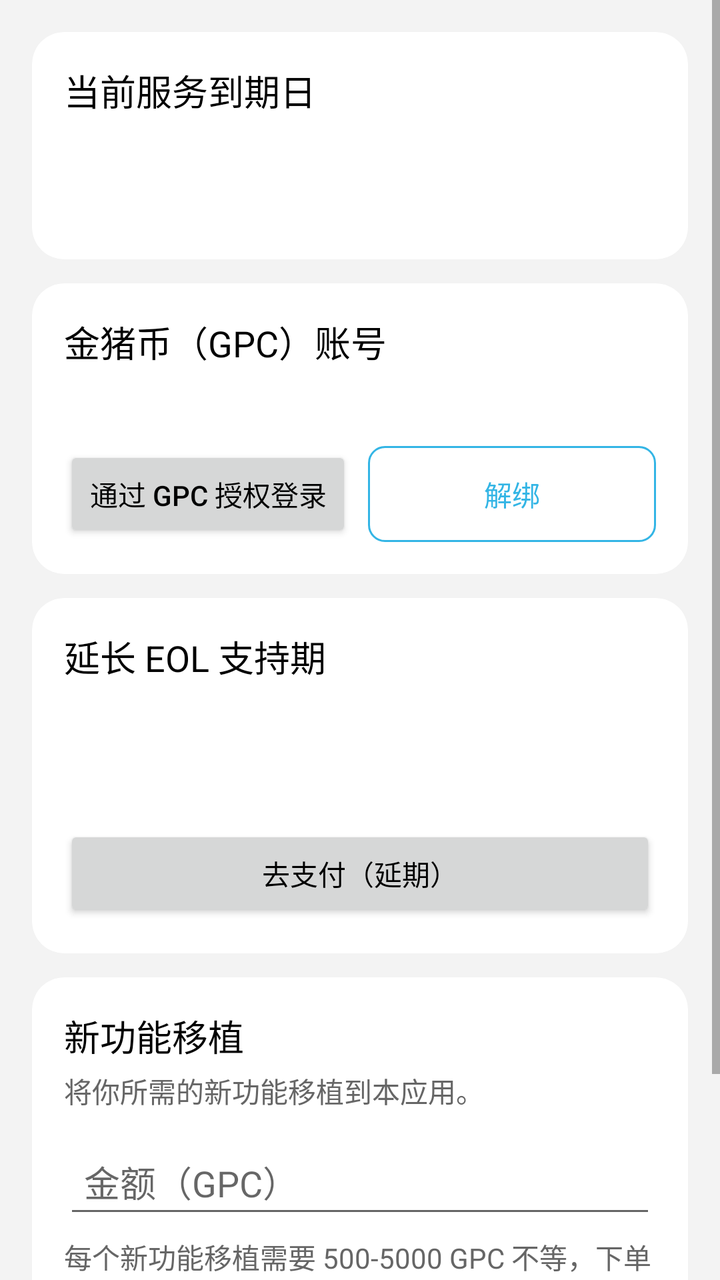
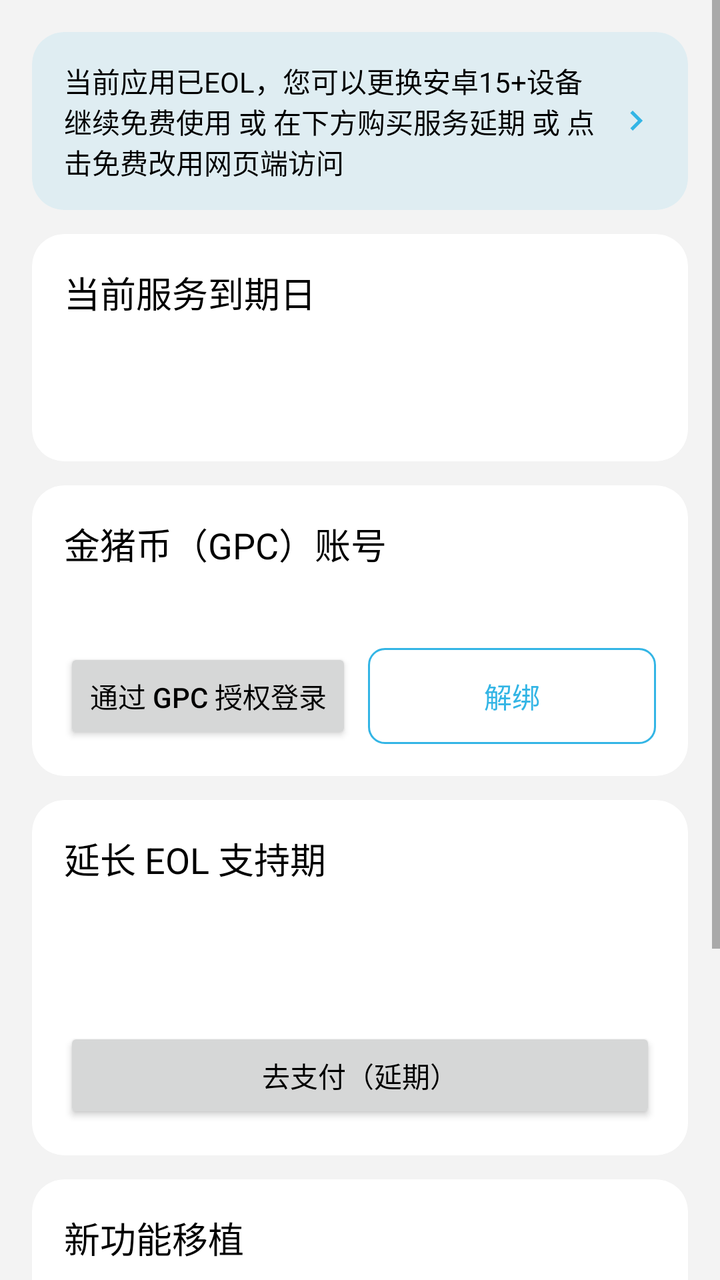

Before-and-after screenshots of an Android layout around one commit, followed by the original layout XML and the change that was made.
<!-- AndroidManifest.xml: activity theme AppTheme.Eol -->
<!-- res/layout/fragment_eol_manage.xml -->
<?xml version="1.0" encoding="utf-8"?>
<ScrollView xmlns:android="http://schemas.android.com/apk/res/android"
    xmlns:app="http://schemas.android.com/apk/res-auto"
    android:layout_width="match_parent"
    android:layout_height="match_parent"
    android:background="@color/app_background"
    android:fillViewport="true">

    <LinearLayout
        android:layout_width="match_parent"
        android:layout_height="wrap_content"
        android:orientation="vertical"
        android:padding="16dp">

        
        <androidx.cardview.widget.CardView
            android:layout_width="match_parent"
            android:layout_height="wrap_content"
            android:layout_marginBottom="12dp"
            app:cardBackgroundColor="?attr/colorSurface"
            app:cardCornerRadius="16dp"
            app:cardElevation="0dp">

            <LinearLayout
                android:layout_width="match_parent"
                android:layout_height="wrap_content"
                android:orientation="vertical"
                android:padding="16dp">

                <TextView
                    android:layout_width="match_parent"
                    android:layout_height="wrap_content"
                    android:layout_marginBottom="8dp"
                    android:text="@string/eol_current_title"
                    android:textAppearance="?attr/textAppearanceTitleMedium"
                    android:textColor="@color/text_primary" />

                <TextView
                    android:id="@+id/tvEolDate"
                    android:layout_width="match_parent"
                    android:layout_height="wrap_content"
                    android:textAppearance="?attr/textAppearanceBodyLarge"
                    android:textColor="@color/holo_blue"
                    android:textStyle="bold" />

                <TextView
                    android:id="@+id/tvEolHint"
                    android:layout_width="match_parent"
                    android:layout_height="wrap_content"
                    android:layout_marginTop="4dp"
                    android:textAppearance="?attr/textAppearanceBodySmall"
                    android:textColor="@color/text_secondary" />
            </LinearLayout>
        </androidx.cardview.widget.CardView>

        
        <androidx.cardview.widget.CardView
            android:layout_width="match_parent"
            android:layout_height="wrap_content"
            android:layout_marginBottom="12dp"
            app:cardBackgroundColor="?attr/colorSurface"
            app:cardCornerRadius="16dp"
            app:cardElevation="0dp">

            <LinearLayout
                android:layout_width="match_parent"
                android:layout_height="wrap_content"
                android:orientation="vertical"
                android:padding="16dp">

                <TextView
                    android:layout_width="match_parent"
                    android:layout_height="wrap_content"
                    android:layout_marginBottom="8dp"
                    android:text="@string/eol_gpc_account_title"
                    android:textAppearance="?attr/textAppearanceTitleMedium"
                    android:textColor="@color/text_primary" />

                <TextView
                    android:id="@+id/tvBindStatus"
                    android:layout_width="match_parent"
                    android:layout_height="wrap_content"
                    android:layout_marginBottom="12dp"
                    android:textAppearance="?attr/textAppearanceBodyMedium"
                    android:textColor="@color/text_secondary" />

                <LinearLayout
                    android:layout_width="match_parent"
                    android:layout_height="wrap_content"
                    android:gravity="center_vertical"
                    android:orientation="horizontal">

                    <Button
                        android:id="@+id/btnBind"
                        android:layout_width="0dp"
                        android:layout_height="wrap_content"
                        android:layout_weight="1"
                        android:text="@string/eol_bind" />

                    <Button
                        android:id="@+id/btnUnbind"
                        android:layout_width="0dp"
                        android:layout_height="wrap_content"
                        android:layout_weight="1"
                        android:layout_marginStart="8dp"
                        android:text="@string/eol_unbind"
                        style="?attr/materialButtonOutlinedStyle" />
                </LinearLayout>
            </LinearLayout>
        </androidx.cardview.widget.CardView>

        
        <androidx.cardview.widget.CardView
            android:layout_width="match_parent"
            android:layout_height="wrap_content"
            android:layout_marginBottom="12dp"
            app:cardBackgroundColor="?attr/colorSurface"
            app:cardCornerRadius="16dp"
            app:cardElevation="0dp">

            <LinearLayout
                android:layout_width="match_parent"
                android:layout_height="wrap_content"
                android:orientation="vertical"
                android:padding="16dp">

                <TextView
                    android:layout_width="match_parent"
                    android:layout_height="wrap_content"
                    android:layout_marginBottom="4dp"
                    android:text="@string/eol_extend_title"
                    android:textAppearance="?attr/textAppearanceTitleMedium"
                    android:textColor="@color/text_primary" />

                <TextView
                    android:id="@+id/tvEolPrice"
                    android:layout_width="match_parent"
                    android:layout_height="wrap_content"
                    android:layout_marginBottom="12dp"
                    android:textAppearance="?attr/textAppearanceBodySmall"
                    android:textColor="@color/text_secondary" />

                <TextView
                    android:id="@+id/tvEolTotal"
                    android:layout_width="match_parent"
                    android:layout_height="wrap_content"
                    android:layout_marginBottom="12dp"
                    android:textAppearance="?attr/textAppearanceBodyLarge"
                    android:textColor="@color/holo_blue"
                    android:textStyle="bold" />

                <Button
                    android:id="@+id/btnBuyEol"
                    android:layout_width="match_parent"
                    android:layout_height="wrap_content"
                    android:text="@string/eol_buy_extend" />
            </LinearLayout>
        </androidx.cardview.widget.CardView>

        
        <androidx.cardview.widget.CardView
            android:id="@+id/cardFeaturePort"
            android:layout_width="match_parent"
            android:layout_height="wrap_content"
            android:layout_marginBottom="12dp"
            app:cardBackgroundColor="?attr/colorSurface"
            app:cardCornerRadius="16dp"
            app:cardElevation="0dp">

            <LinearLayout
                android:layout_width="match_parent"
                android:layout_height="wrap_content"
                android:orientation="vertical"
                android:padding="16dp">

                <TextView
                    android:layout_width="match_parent"
                    android:layout_height="wrap_content"
                    android:layout_marginBottom="4dp"
                    android:text="@string/eol_port_title"
                    android:textAppearance="?attr/textAppearanceTitleMedium"
                    android:textColor="@color/text_primary" />

                <TextView
                    android:layout_width="match_parent"
                    android:layout_height="wrap_content"
                    android:layout_marginBottom="12dp"
                    android:text="@string/eol_port_desc"
                    android:textAppearance="?attr/textAppearanceBodySmall"
                    android:textColor="@color/text_secondary" />

                <EditText
                    android:id="@+id/editPortAmount"
                    style="@android:style/Widget.AutoCompleteTextView"
                    android:layout_width="match_parent"
                    android:layout_height="wrap_content"
                    android:layout_marginBottom="4dp"
                    android:hint="@string/eol_port_amount_hint"
                    android:inputType="numberDecimal"
                    android:maxLines="1"
                    android:padding="10dp" />

                <TextView
                    android:layout_width="match_parent"
                    android:layout_height="wrap_content"
                    android:layout_marginBottom="12dp"
                    android:text="@string/eol_port_notice"
                    android:textAppearance="?attr/textAppearanceBodySmall"
                    android:textColor="@color/text_secondary" />

                <Button
                    android:id="@+id/btnBuyPort"
                    android:layout_width="match_parent"
                    android:layout_height="wrap_content"
                    android:text="@string/eol_buy_port" />
            </LinearLayout>
        </androidx.cardview.widget.CardView>

        <TextView
            android:id="@+id/textError"
            android:layout_width="match_parent"
            android:layout_height="wrap_content"
            android:layout_marginTop="8dp"
            android:textColor="@color/app_error"
            android:textAppearance="?attr/textAppearanceBodySmall"
            android:visibility="gone" />
    </LinearLayout>
</ScrollView>
<!-- resources referenced by this layout -->
<resources>
  <color name="app_background">#FFF3F3F3</color>
  <color name="app_error">#FFCC0000</color>
  <color name="holo_blue">#FF33B5E5</color>
  <color name="text_primary">#FF000000</color>
  <color name="text_secondary">#FF666666</color>
  <string name="eol_bind">通过 GPC 授权登录</string>
  <string name="eol_buy_extend">去支付（延期）</string>
  <string name="eol_buy_port">去支付（移植）</string>
  <string name="eol_current_title">当前服务到期日</string>
  <string name="eol_extend_title">延长 EOL 支持期</string>
  <string name="eol_gpc_account_title">金猪币（GPC）账号</string>
  <string name="eol_port_amount_hint">金额（GPC）</string>
  <string name="eol_port_desc">将你所需的新功能移植到本应用。</string>
  <string name="eol_port_notice">每个新功能移植需要 500-5000 GPC 不等，下单前请先联系开发团队。2027 年起停止销售。</string>
  <string name="eol_port_title">新功能移植</string>
  <string name="eol_unbind">解绑</string>
  <style name="AppTheme.Eol" parent="AppTheme.EolBase" />
  <color name="brand_primary">#FF33B5E5</color>
  <color name="app_surface">#FFFFFFFF</color>
  <color name="brand_primary_variant">#FF0099CC</color>
  <color name="brand_secondary">#FF33B5E5</color>
  <color name="brand_secondary_variant">#FF0099CC</color>
  <color name="on_primary">#FFFFFFFF</color>
  <color name="on_secondary">#FF000000</color>
  <color name="on_error">#FFFFFFFF</color>
  <style name="HoloCardView">
          <item name="cardBackgroundColor">@color/app_surface</item>
      </style>
  <color name="divider">#1F000000</color>
  <style name="Widget.Holo.OutlinedButton" parent="Widget.AppCompat.Button">
          <item name="android:background">@drawable/btn_outline_background</item>
          <item name="android:textColor">@color/brand_primary</item>
      </style>
  <!-- drawable btn_outline_background (drawable) -->
  <?xml version="1.0" encoding="utf-8"?>
  <selector xmlns:android="http://schemas.android.com/apk/res/android">
      <item android:state_pressed="true">
          <shape android:shape="rectangle">
              <solid android:color="#1A33B5E5" />
              <stroke android:width="1dp" android:color="@color/brand_primary" />
              <corners android:radius="8dp" />
          </shape>
      </item>
      <item>
          <shape android:shape="rectangle">
              <solid android:color="@android:color/transparent" />
              <stroke android:width="1dp" android:color="@color/brand_primary" />
              <corners android:radius="8dp" />
          </shape>
      </item>
  </selector>
  <!-- unchanged entries left out for length: 1 -->
</resources>

<!-- the commit's change to res/layout/fragment_eol_manage.xml (unified diff, before → after) -->
@@ -11,6 +11,45 @@
         android:layout_height="wrap_content"
         android:orientation="vertical"
         android:padding="16dp">
+
+        
+        <androidx.cardview.widget.CardView
+            android:id="@+id/cardWebPortal"
+            android:layout_width="match_parent"
+            android:layout_height="wrap_content"
+            android:layout_marginBottom="12dp"
+            android:clickable="true"
+            android:focusable="true"
+            android:foreground="?attr/selectableItemBackground"
+            app:cardBackgroundColor="@color/eol_portal_card_bg"
+            app:cardCornerRadius="16dp"
+            app:cardElevation="0dp">
+
+            <LinearLayout
+                android:layout_width="match_parent"
+                android:layout_height="wrap_content"
+                android:gravity="center_vertical"
+                android:orientation="horizontal"
+                android:paddingHorizontal="16dp"
+                android:paddingVertical="14dp">
+
+                <TextView
+                    android:layout_width="0dp"
+                    android:layout_height="wrap_content"
+                    android:layout_marginEnd="8dp"
+                    android:layout_weight="1"
+                    android:text="@string/eol_web_portal_card_text"
+                    android:textAppearance="?attr/textAppearanceBodyMedium"
+                    android:textColor="@color/text_primary" />
+
+                <ImageView
+                    android:layout_width="20dp"
+                    android:layout_height="20dp"
+                    android:contentDescription="@string/eol_web_portal_card_text"
+                    android:src="@drawable/ic_set_chevron"
+                    app:tint="@color/holo_blue" />
+            </LinearLayout>
+        </androidx.cardview.widget.CardView>
 
         
         <androidx.cardview.widget.CardView
<!-- resource entries referenced after the edit -->
@@ -2,9 +2,21 @@
 <resources>
   <color name="app_background">#FFF3F3F3</color>
   <color name="app_error">#FFCC0000</color>
+  <color name="eol_portal_card_bg">#1A33B5E5</color>
   <color name="holo_blue">#FF33B5E5</color>
   <color name="text_primary">#FF000000</color>
   <color name="text_secondary">#FF666666</color>
+  <!-- drawable ic_set_chevron (drawable) -->
+  <vector xmlns:android="http://schemas.android.com/apk/res/android"
+      android:width="24dp"
+      android:height="24dp"
+      android:viewportWidth="24"
+      android:viewportHeight="24"
+      android:tint="?attr/colorControlNormal">
+      <path
+          android:fillColor="#FF000000"
+          android:pathData="M8.59,16.59L13.17,12L8.59,7.41L10,6l6,6l-6,6L8.59,16.59z" />
+  </vector>
   <string name="eol_bind">通过 GPC 授权登录</string>
   <string name="eol_buy_extend">去支付（延期）</string>
   <string name="eol_buy_port">去支付（移植）</string>
@@ -16,6 +28,7 @@
   <string name="eol_port_notice">每个新功能移植需要 500-5000 GPC 不等，下单前请先联系开发团队。2027 年起停止销售。</string>
   <string name="eol_port_title">新功能移植</string>
   <string name="eol_unbind">解绑</string>
+  <string name="eol_web_portal_card_text">当前应用已EOL，您可以更换安卓15+设备继续免费使用 或 在下方购买服务延期 或 点击免费改用网页端访问</string>
   <style name="AppTheme.Eol" parent="AppTheme.EolBase" />
   <color name="brand_primary">#FF33B5E5</color>
   <color name="app_surface">#FFFFFFFF</color>
